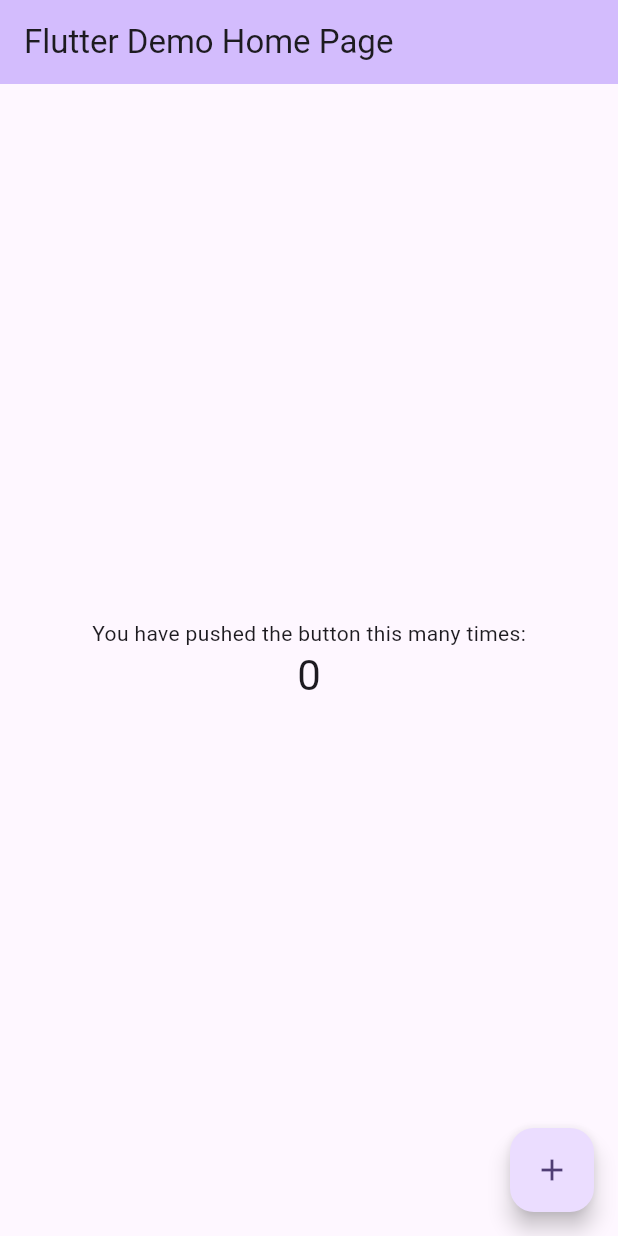
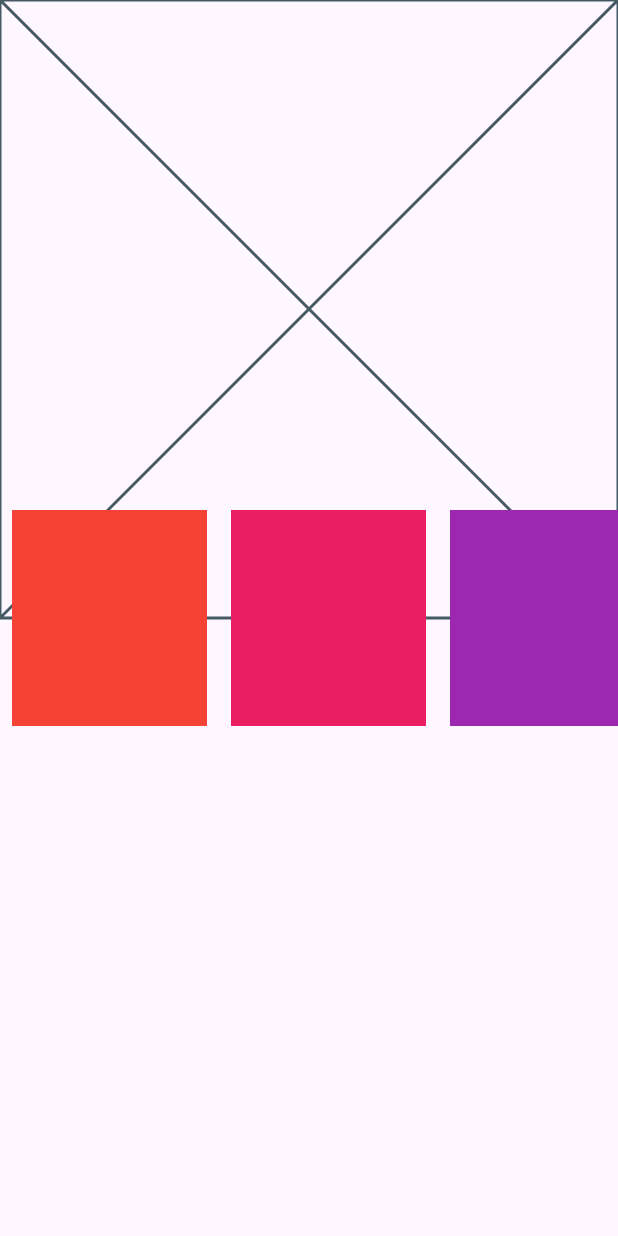
Before and after one commit to alyhd80/travel_app, a Flutter app: the screen it shows after launch, on a phone screen of 412 x 824 dp. Run offline on Flutter 3.47's test engine with Material 3 defaults, Android fonts, the phone set to English and light mode, and no system bars.

Commit message:
first commit

```diff
--- /dev/null
+++ b/lib/data/local/app_data.dart
@@ -0,0 +1,4 @@
+
+
+
+final itemDataList=List.generate(10, (index)=>"$index");
--- a/lib/main.dart
+++ b/lib/main.dart
@@ -1,4 +1,5 @@
 import 'package:flutter/material.dart';
+import 'package:travel_app/screen/travel_photos_home/travel_photos_home_page.dart';
 
 void main() {
   runApp(const MyApp());
@@ -11,27 +12,14 @@ class MyApp extends StatelessWidget {
   @override
   Widget build(BuildContext context) {
     return MaterialApp(
+      debugShowCheckedModeBanner: false,
       title: 'Flutter Demo',
+
       theme: ThemeData(
-        // This is the theme of your application.
-        //
-        // TRY THIS: Try running your application with "flutter run". You'll see
-        // the application has a purple toolbar. Then, without quitting the app,
-        // try changing the seedColor in the colorScheme below to Colors.green
-        // and then invoke "hot reload" (save your changes or press the "hot
-        // reload" button in a Flutter-supported IDE, or press "r" if you used
-        // the command line to start the app).
-        //
-        // Notice that the counter didn't reset back to zero; the application
-        // state is not lost during the reload. To reset the state, use hot
-        // restart instead.
-        //
-        // This works for code too, not just values: Most code changes can be
-        // tested with just a hot reload.
         colorScheme: ColorScheme.fromSeed(seedColor: Colors.deepPurple),
         useMaterial3: true,
       ),
-      home: const MyHomePage(title: 'Flutter Demo Home Page'),
+      home:  TravelPhotosHomePage(),
     );
   }
 }
--- /dev/null
+++ b/lib/screen/travel_photos_home/component/travel_photo_list_item_widget.dart
@@ -0,0 +1,17 @@
+import 'package:flutter/material.dart';
+
+class TravelPhotoListItemWidget extends StatelessWidget {
+  final int index;
+  const TravelPhotoListItemWidget({super.key, required this.index});
+
+  @override
+  Widget build(BuildContext context) {
+    return  Padding(
+      padding: const EdgeInsets.all(8.0),
+      child: Container(
+      color: Colors.primaries[index% Colors.primaries.length],
+        width: 130,
+      ),
+    );
+  }
+}
--- /dev/null
+++ b/lib/screen/travel_photos_home/component/travel_photo_list_widget.dart
@@ -0,0 +1,20 @@
+import 'package:flutter/material.dart';
+import 'package:travel_app/data/local/app_data.dart';
+import 'package:travel_app/screen/travel_photos_home/component/travel_photo_list_item_widget.dart';
+
+class TravelPhotoListWidget extends StatelessWidget {
+  const TravelPhotoListWidget({super.key});
+
+  @override
+  Widget build(BuildContext context) {
+    return ListView.builder(
+      itemBuilder: (context, index) {
+      final item=itemDataList[index];
+
+      return TravelPhotoListItemWidget(index: index,);
+      },
+      scrollDirection: Axis.horizontal,
+      itemCount: itemDataList.length,
+    );
+  }
+}
--- /dev/null
+++ b/lib/screen/travel_photos_home/component/travel_photos_home_body.dart
@@ -0,0 +1,25 @@
+import 'package:flutter/material.dart';
+import 'package:travel_app/screen/travel_photos_home/component/travel_photo_list_widget.dart';
+
+class TravelPhotosHomeBody extends StatelessWidget {
+  const TravelPhotosHomeBody({super.key});
+
+  @override
+  Widget build(BuildContext context) {
+    final Size size = MediaQuery.of(context).size;
+    final topCardHeight = size.height / 2;
+    final horizontalListHeight = 160.0;
+    return Stack(
+      children: [
+        Positioned(
+            height: size.height / 2, left: 0, right: 0, child: Placeholder()),
+        Positioned(
+            top: topCardHeight - horizontalListHeight / 2,
+            left: 0,
+            right: 0,
+            height: horizontalListHeight,
+            child: TravelPhotoListWidget()),
+      ],
+    );
+  }
+}
--- /dev/null
+++ b/lib/screen/travel_photos_home/travel_photos_home_page.dart
@@ -0,0 +1,13 @@
+import 'package:flutter/material.dart';
+import 'package:travel_app/screen/travel_photos_home/component/travel_photos_home_body.dart';
+
+class TravelPhotosHomePage extends StatelessWidget {
+  const TravelPhotosHomePage({super.key});
+
+  @override
+  Widget build(BuildContext context) {
+    return  Scaffold(
+      body: SafeArea(child: TravelPhotosHomeBody()),
+    );
+  }
+}
```
